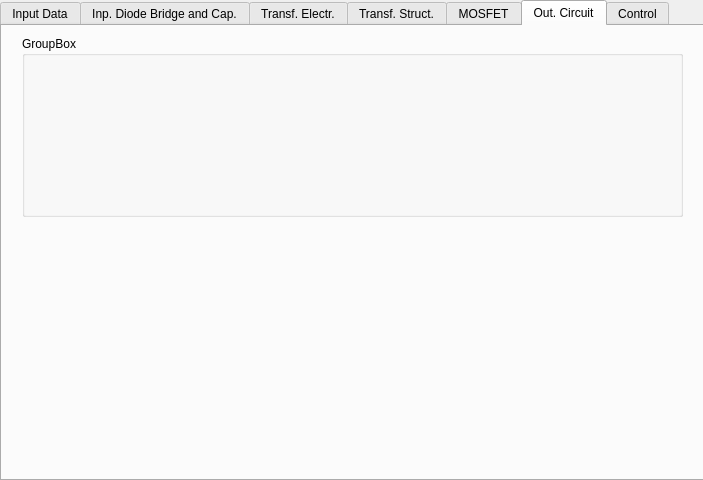
First picture: the form in FLySMPS/FLySMPS.ui, repository aemeltsev/FLySMPS, before the edit.
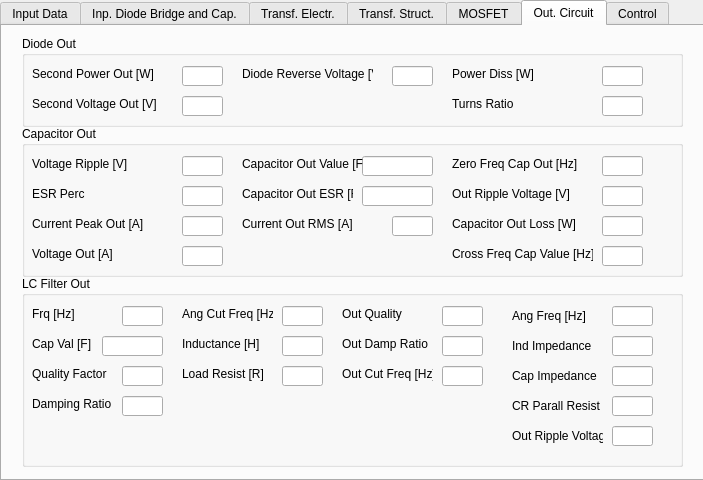
Second picture: the form after the edit.

Commit message: +Update gui, review FringFluxFact as const method, fix error in actNumPrimary

The edit to the form file:
```diff
--- a/FLySMPS/FLySMPS.ui
+++ b/FLySMPS/FLySMPS.ui
@@ -3568,12 +3568,760 @@
         <x>20</x>
         <y>10</y>
         <width>661</width>
-        <height>181</height>
+        <height>91</height>
        </rect>
       </property>
       <property name="title">
-       <string>GroupBox</string>
+       <string>Diode Out</string>
       </property>
+      <widget class="QLineEdit" name="lineEdit_152">
+       <property name="geometry">
+        <rect>
+         <x>160</x>
+         <y>30</y>
+         <width>41</width>
+         <height>20</height>
+        </rect>
+       </property>
+      </widget>
+      <widget class="QLabel" name="label_130">
+       <property name="geometry">
+        <rect>
+         <x>10</x>
+         <y>30</y>
+         <width>131</width>
+         <height>16</height>
+        </rect>
+       </property>
+       <property name="text">
+        <string>Second Power Out [W]</string>
+       </property>
+      </widget>
+      <widget class="QLineEdit" name="lineEdit_153">
+       <property name="geometry">
+        <rect>
+         <x>160</x>
+         <y>60</y>
+         <width>41</width>
+         <height>20</height>
+        </rect>
+       </property>
+       <property name="text">
+        <string/>
+       </property>
+      </widget>
+      <widget class="QLabel" name="label_131">
+       <property name="geometry">
+        <rect>
+         <x>10</x>
+         <y>60</y>
+         <width>131</width>
+         <height>16</height>
+        </rect>
+       </property>
+       <property name="text">
+        <string>Second Voltage Out [V]</string>
+       </property>
+      </widget>
+      <widget class="QLineEdit" name="lineEdit_154">
+       <property name="geometry">
+        <rect>
+         <x>580</x>
+         <y>60</y>
+         <width>41</width>
+         <height>20</height>
+        </rect>
+       </property>
+      </widget>
+      <widget class="QLabel" name="label_132">
+       <property name="geometry">
+        <rect>
+         <x>430</x>
+         <y>60</y>
+         <width>131</width>
+         <height>16</height>
+        </rect>
+       </property>
+       <property name="text">
+        <string>Turns Ratio</string>
+       </property>
+      </widget>
+      <widget class="QLineEdit" name="lineEdit_155">
+       <property name="geometry">
+        <rect>
+         <x>370</x>
+         <y>30</y>
+         <width>41</width>
+         <height>20</height>
+        </rect>
+       </property>
+      </widget>
+      <widget class="QLabel" name="label_133">
+       <property name="geometry">
+        <rect>
+         <x>220</x>
+         <y>30</y>
+         <width>131</width>
+         <height>16</height>
+        </rect>
+       </property>
+       <property name="text">
+        <string>Diode Reverse Voltage [V]</string>
+       </property>
+      </widget>
+      <widget class="QLineEdit" name="lineEdit_156">
+       <property name="geometry">
+        <rect>
+         <x>580</x>
+         <y>30</y>
+         <width>41</width>
+         <height>20</height>
+        </rect>
+       </property>
+      </widget>
+      <widget class="QLabel" name="label_134">
+       <property name="geometry">
+        <rect>
+         <x>430</x>
+         <y>30</y>
+         <width>131</width>
+         <height>16</height>
+        </rect>
+       </property>
+       <property name="text">
+        <string>Power Diss [W]</string>
+       </property>
+      </widget>
+     </widget>
+     <widget class="QGroupBox" name="groupBox_5">
+      <property name="geometry">
+       <rect>
+        <x>20</x>
+        <y>100</y>
+        <width>661</width>
+        <height>151</height>
+       </rect>
+      </property>
+      <property name="title">
+       <string>Capacitor Out</string>
+      </property>
+      <widget class="QLineEdit" name="lineEdit_234">
+       <property name="geometry">
+        <rect>
+         <x>160</x>
+         <y>30</y>
+         <width>41</width>
+         <height>20</height>
+        </rect>
+       </property>
+      </widget>
+      <widget class="QLabel" name="label_269">
+       <property name="geometry">
+        <rect>
+         <x>10</x>
+         <y>30</y>
+         <width>141</width>
+         <height>16</height>
+        </rect>
+       </property>
+       <property name="text">
+        <string>Voltage Ripple [V]</string>
+       </property>
+      </widget>
+      <widget class="QLineEdit" name="lineEdit_235">
+       <property name="geometry">
+        <rect>
+         <x>160</x>
+         <y>60</y>
+         <width>41</width>
+         <height>20</height>
+        </rect>
+       </property>
+       <property name="text">
+        <string/>
+       </property>
+      </widget>
+      <widget class="QLabel" name="label_270">
+       <property name="geometry">
+        <rect>
+         <x>10</x>
+         <y>60</y>
+         <width>141</width>
+         <height>16</height>
+        </rect>
+       </property>
+       <property name="text">
+        <string>ESR Perc</string>
+       </property>
+      </widget>
+      <widget class="QLineEdit" name="lineEdit_236">
+       <property name="geometry">
+        <rect>
+         <x>160</x>
+         <y>90</y>
+         <width>41</width>
+         <height>20</height>
+        </rect>
+       </property>
+      </widget>
+      <widget class="QLabel" name="label_271">
+       <property name="geometry">
+        <rect>
+         <x>10</x>
+         <y>90</y>
+         <width>141</width>
+         <height>16</height>
+        </rect>
+       </property>
+       <property name="text">
+        <string>Current Peak Out [A]</string>
+       </property>
+      </widget>
+      <widget class="QLineEdit" name="lineEdit_237">
+       <property name="geometry">
+        <rect>
+         <x>340</x>
+         <y>30</y>
+         <width>71</width>
+         <height>20</height>
+        </rect>
+       </property>
+      </widget>
+      <widget class="QLabel" name="label_272">
+       <property name="geometry">
+        <rect>
+         <x>220</x>
+         <y>30</y>
+         <width>121</width>
+         <height>16</height>
+        </rect>
+       </property>
+       <property name="text">
+        <string>Capacitor Out Value [F]</string>
+       </property>
+      </widget>
+      <widget class="QLineEdit" name="lineEdit_238">
+       <property name="geometry">
+        <rect>
+         <x>580</x>
+         <y>30</y>
+         <width>41</width>
+         <height>20</height>
+        </rect>
+       </property>
+      </widget>
+      <widget class="QLabel" name="label_273">
+       <property name="geometry">
+        <rect>
+         <x>430</x>
+         <y>30</y>
+         <width>141</width>
+         <height>16</height>
+        </rect>
+       </property>
+       <property name="text">
+        <string>Zero Freq Cap Out [Hz]</string>
+       </property>
+      </widget>
+      <widget class="QLabel" name="label_557">
+       <property name="geometry">
+        <rect>
+         <x>10</x>
+         <y>120</y>
+         <width>141</width>
+         <height>16</height>
+        </rect>
+       </property>
+       <property name="text">
+        <string>Voltage Out [A]</string>
+       </property>
+      </widget>
+      <widget class="QLineEdit" name="lineEdit_456">
+       <property name="geometry">
+        <rect>
+         <x>160</x>
+         <y>120</y>
+         <width>41</width>
+         <height>20</height>
+        </rect>
+       </property>
+      </widget>
+      <widget class="QLineEdit" name="lineEdit_457">
+       <property name="geometry">
+        <rect>
+         <x>340</x>
+         <y>60</y>
+         <width>71</width>
+         <height>20</height>
+        </rect>
+       </property>
+      </widget>
+      <widget class="QLabel" name="label_558">
+       <property name="geometry">
+        <rect>
+         <x>220</x>
+         <y>60</y>
+         <width>111</width>
+         <height>16</height>
+        </rect>
+       </property>
+       <property name="text">
+        <string>Capacitor Out ESR [R]</string>
+       </property>
+      </widget>
+      <widget class="QLabel" name="label_559">
+       <property name="geometry">
+        <rect>
+         <x>220</x>
+         <y>90</y>
+         <width>141</width>
+         <height>16</height>
+        </rect>
+       </property>
+       <property name="text">
+        <string>Current Out RMS [A]</string>
+       </property>
+      </widget>
+      <widget class="QLineEdit" name="lineEdit_458">
+       <property name="geometry">
+        <rect>
+         <x>370</x>
+         <y>90</y>
+         <width>41</width>
+         <height>20</height>
+        </rect>
+       </property>
+      </widget>
+      <widget class="QLabel" name="label_560">
+       <property name="geometry">
+        <rect>
+         <x>430</x>
+         <y>60</y>
+         <width>131</width>
+         <height>16</height>
+        </rect>
+       </property>
+       <property name="text">
+        <string>Out Ripple Voltage [V]</string>
+       </property>
+      </widget>
+      <widget class="QLineEdit" name="lineEdit_459">
+       <property name="geometry">
+        <rect>
+         <x>580</x>
+         <y>60</y>
+         <width>41</width>
+         <height>20</height>
+        </rect>
+       </property>
+      </widget>
+      <widget class="QLabel" name="label_561">
+       <property name="geometry">
+        <rect>
+         <x>430</x>
+         <y>90</y>
+         <width>131</width>
+         <height>16</height>
+        </rect>
+       </property>
+       <property name="text">
+        <string>Capacitor Out Loss [W]</string>
+       </property>
+      </widget>
+      <widget class="QLineEdit" name="lineEdit_460">
+       <property name="geometry">
+        <rect>
+         <x>580</x>
+         <y>90</y>
+         <width>41</width>
+         <height>20</height>
+        </rect>
+       </property>
+      </widget>
+      <widget class="QLabel" name="label_567">
+       <property name="geometry">
+        <rect>
+         <x>430</x>
+         <y>120</y>
+         <width>141</width>
+         <height>16</height>
+        </rect>
+       </property>
+       <property name="text">
+        <string>Cross Freq Cap Value [Hz]</string>
+       </property>
+      </widget>
+      <widget class="QLineEdit" name="lineEdit_466">
+       <property name="geometry">
+        <rect>
+         <x>580</x>
+         <y>120</y>
+         <width>41</width>
+         <height>20</height>
+        </rect>
+       </property>
+      </widget>
+     </widget>
+     <widget class="QGroupBox" name="groupBox_10">
+      <property name="geometry">
+       <rect>
+        <x>20</x>
+        <y>250</y>
+        <width>661</width>
+        <height>191</height>
+       </rect>
+      </property>
+      <property name="title">
+       <string>LC Filter Out</string>
+      </property>
+      <widget class="QLineEdit" name="lineEdit_451">
+       <property name="geometry">
+        <rect>
+         <x>100</x>
+         <y>30</y>
+         <width>41</width>
+         <height>20</height>
+        </rect>
+       </property>
+      </widget>
+      <widget class="QLabel" name="label_552">
+       <property name="geometry">
+        <rect>
+         <x>10</x>
+         <y>30</y>
+         <width>131</width>
+         <height>16</height>
+        </rect>
+       </property>
+       <property name="text">
+        <string>Frq [Hz]</string>
+       </property>
+      </widget>
+      <widget class="QLineEdit" name="lineEdit_452">
+       <property name="geometry">
+        <rect>
+         <x>80</x>
+         <y>60</y>
+         <width>61</width>
+         <height>20</height>
+        </rect>
+       </property>
+       <property name="text">
+        <string/>
+       </property>
+      </widget>
+      <widget class="QLabel" name="label_553">
+       <property name="geometry">
+        <rect>
+         <x>10</x>
+         <y>60</y>
+         <width>61</width>
+         <height>16</height>
+        </rect>
+       </property>
+       <property name="text">
+        <string>Cap Val [F]</string>
+       </property>
+      </widget>
+      <widget class="QLineEdit" name="lineEdit_453">
+       <property name="geometry">
+        <rect>
+         <x>100</x>
+         <y>90</y>
+         <width>41</width>
+         <height>20</height>
+        </rect>
+       </property>
+      </widget>
+      <widget class="QLabel" name="label_554">
+       <property name="geometry">
+        <rect>
+         <x>10</x>
+         <y>90</y>
+         <width>81</width>
+         <height>16</height>
+        </rect>
+       </property>
+       <property name="text">
+        <string>Quality Factor</string>
+       </property>
+      </widget>
+      <widget class="QLineEdit" name="lineEdit_454">
+       <property name="geometry">
+        <rect>
+         <x>260</x>
+         <y>30</y>
+         <width>41</width>
+         <height>20</height>
+        </rect>
+       </property>
+      </widget>
+      <widget class="QLabel" name="label_555">
+       <property name="geometry">
+        <rect>
+         <x>160</x>
+         <y>30</y>
+         <width>91</width>
+         <height>16</height>
+        </rect>
+       </property>
+       <property name="text">
+        <string>Ang Cut Freq [Hz]</string>
+       </property>
+      </widget>
+      <widget class="QLineEdit" name="lineEdit_455">
+       <property name="geometry">
+        <rect>
+         <x>590</x>
+         <y>30</y>
+         <width>41</width>
+         <height>20</height>
+        </rect>
+       </property>
+      </widget>
+      <widget class="QLabel" name="label_556">
+       <property name="geometry">
+        <rect>
+         <x>490</x>
+         <y>30</y>
+         <width>91</width>
+         <height>20</height>
+        </rect>
+       </property>
+       <property name="text">
+        <string>Ang Freq [Hz]</string>
+       </property>
+      </widget>
+      <widget class="QLabel" name="label_562">
+       <property name="geometry">
+        <rect>
+         <x>10</x>
+         <y>120</y>
+         <width>81</width>
+         <height>16</height>
+        </rect>
+       </property>
+       <property name="text">
+        <string>Damping Ratio</string>
+       </property>
+      </widget>
+      <widget class="QLineEdit" name="lineEdit_461">
+       <property name="geometry">
+        <rect>
+         <x>100</x>
+         <y>120</y>
+         <width>41</width>
+         <height>20</height>
+        </rect>
+       </property>
+      </widget>
+      <widget class="QLabel" name="label_563">
+       <property name="geometry">
+        <rect>
+         <x>490</x>
+         <y>60</y>
+         <width>91</width>
+         <height>20</height>
+        </rect>
+       </property>
+       <property name="text">
+        <string>Ind Impedance</string>
+       </property>
+      </widget>
+      <widget class="QLineEdit" name="lineEdit_462">
+       <property name="geometry">
+        <rect>
+         <x>590</x>
+         <y>60</y>
+         <width>41</width>
+         <height>20</height>
+        </rect>
+       </property>
+      </widget>
+      <widget class="QLabel" name="label_564">
+       <property name="geometry">
+        <rect>
+         <x>490</x>
+         <y>90</y>
+         <width>91</width>
+         <height>20</height>
+        </rect>
+       </property>
+       <property name="text">
+        <string>Cap Impedance</string>
+       </property>
+      </widget>
+      <widget class="QLineEdit" name="lineEdit_463">
+       <property name="geometry">
+        <rect>
+         <x>590</x>
+         <y>90</y>
+         <width>41</width>
+         <height>20</height>
+        </rect>
+       </property>
+      </widget>
+      <widget class="QLabel" name="label_565">
+       <property name="geometry">
+        <rect>
+         <x>490</x>
+         <y>120</y>
+         <width>91</width>
+         <height>20</height>
+        </rect>
+       </property>
+       <property name="text">
+        <string>CR Parall Resist</string>
+       </property>
+      </widget>
+      <widget class="QLineEdit" name="lineEdit_464">
+       <property name="geometry">
+        <rect>
+         <x>590</x>
+         <y>120</y>
+         <width>41</width>
+         <height>20</height>
+        </rect>
+       </property>
+      </widget>
+      <widget class="QLabel" name="label_566">
+       <property name="geometry">
+        <rect>
+         <x>490</x>
+         <y>150</y>
+         <width>91</width>
+         <height>20</height>
+        </rect>
+       </property>
+       <property name="text">
+        <string>Out Ripple Voltage</string>
+       </property>
+      </widget>
+      <widget class="QLineEdit" name="lineEdit_465">
+       <property name="geometry">
+        <rect>
+         <x>590</x>
+         <y>150</y>
+         <width>41</width>
+         <height>20</height>
+        </rect>
+       </property>
+      </widget>
+      <widget class="QLineEdit" name="lineEdit_467">
+       <property name="geometry">
+        <rect>
+         <x>260</x>
+         <y>60</y>
+         <width>41</width>
+         <height>20</height>
+        </rect>
+       </property>
+      </widget>
+      <widget class="QLabel" name="label_568">
+       <property name="geometry">
+        <rect>
+         <x>160</x>
+         <y>60</y>
+         <width>91</width>
+         <height>16</height>
+        </rect>
+       </property>
+       <property name="text">
+        <string>Inductance [H]</string>
+       </property>
+      </widget>
+      <widget class="QLineEdit" name="lineEdit_468">
+       <property name="geometry">
+        <rect>
+         <x>260</x>
+         <y>90</y>
+         <width>41</width>
+         <height>20</height>
+        </rect>
+       </property>
+      </widget>
+      <widget class="QLabel" name="label_569">
+       <property name="geometry">
+        <rect>
+         <x>160</x>
+         <y>90</y>
+         <width>91</width>
+         <height>16</height>
+        </rect>
+       </property>
+       <property name="text">
+        <string>Load Resist [R]</string>
+       </property>
+      </widget>
+      <widget class="QLineEdit" name="lineEdit_470">
+       <property name="geometry">
+        <rect>
+         <x>420</x>
+         <y>30</y>
+         <width>41</width>
+         <height>20</height>
+        </rect>
+       </property>
+      </widget>
+      <widget class="QLabel" name="label_571">
+       <property name="geometry">
+        <rect>
+         <x>320</x>
+         <y>30</y>
+         <width>91</width>
+         <height>16</height>
+        </rect>
+       </property>
+       <property name="text">
+        <string>Out Quality</string>
+       </property>
+      </widget>
+      <widget class="QLineEdit" name="lineEdit_471">
+       <property name="geometry">
+        <rect>
+         <x>420</x>
+         <y>60</y>
+         <width>41</width>
+         <height>20</height>
+        </rect>
+       </property>
+      </widget>
+      <widget class="QLabel" name="label_572">
+       <property name="geometry">
+        <rect>
+         <x>320</x>
+         <y>60</y>
+         <width>91</width>
+         <height>16</height>
+        </rect>
+       </property>
+       <property name="text">
+        <string>Out Damp Ratio</string>
+       </property>
+      </widget>
+      <widget class="QLineEdit" name="lineEdit_472">
+       <property name="geometry">
+        <rect>
+         <x>420</x>
+         <y>90</y>
+         <width>41</width>
+         <height>20</height>
+        </rect>
+       </property>
+      </widget>
+      <widget class="QLabel" name="label_573">
+       <property name="geometry">
+        <rect>
+         <x>320</x>
+         <y>90</y>
+         <width>91</width>
+         <height>16</height>
+        </rect>
+       </property>
+       <property name="text">
+        <string>Out Cut Freq [Hz]</string>
+       </property>
+      </widget>
      </widget>
     </widget>
     <widget class="QWidget" name="tab_7">
```
The commit also changes 4 other files.
